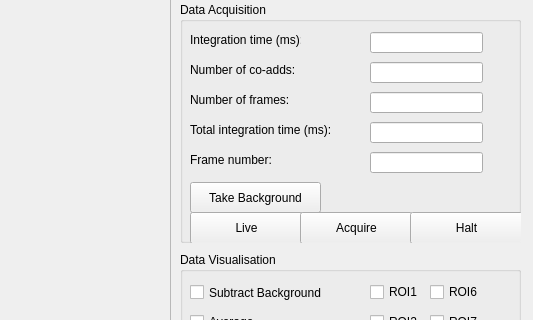
This is nottcontrol/camera/macie/ui/MacieControl.ui in SCIFY-IvS/NOTTControl as Qt 5 draws it before an edit; both pictures show x 520 to 1053 and y 158 to 478 of the 1053 by 633 pixel window. The edited form follows.
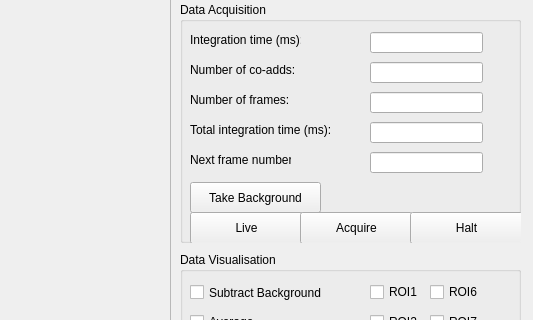
This is the edited form.

Commit message:
Allow Halt during long acquires and show the next FITS frame number.
Keep Halt enabled with an interrupt ZMQ port so mid-sequence aborts work, and replace the frame field with the next free ramp index in the save directory.

```diff
--- a/nottcontrol/camera/macie/ui/MacieControl.ui
+++ b/nottcontrol/camera/macie/ui/MacieControl.ui
@@ -254,7 +254,7 @@
      </rect>
     </property>
     <property name="text">
-     <string>Frame number:</string>
+     <string>Next frame number:</string>
     </property>
    </widget>
    <widget class="QLineEdit" name="lineEdit_frame_nb">
```
The commit also changes 7 other files.
